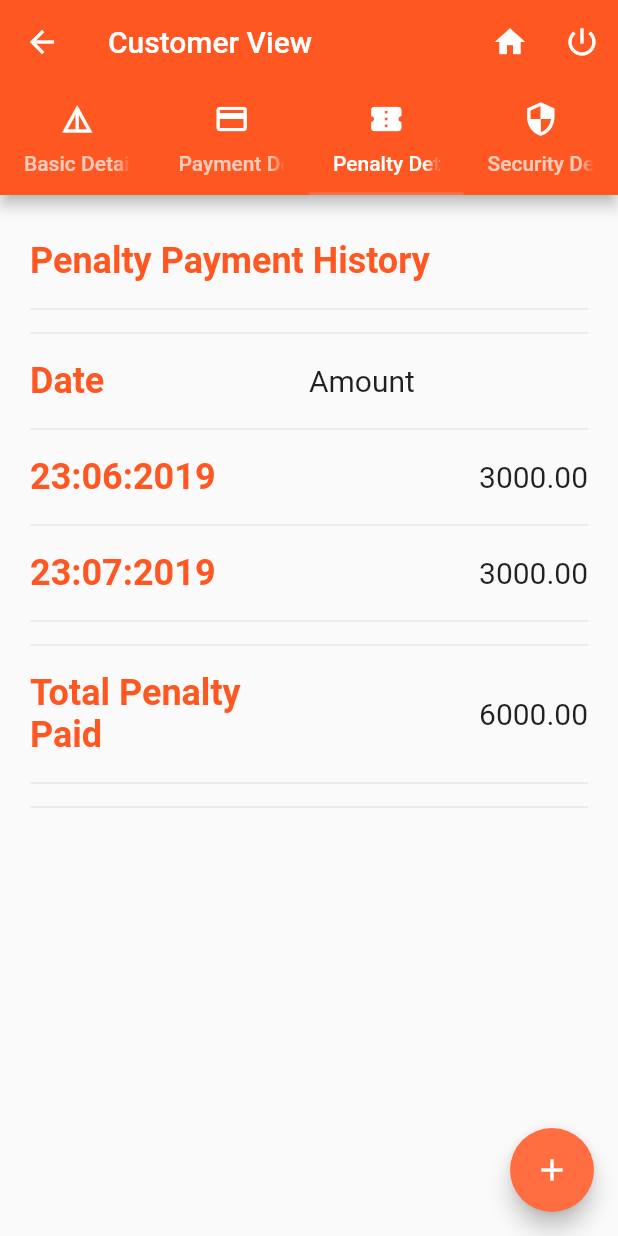
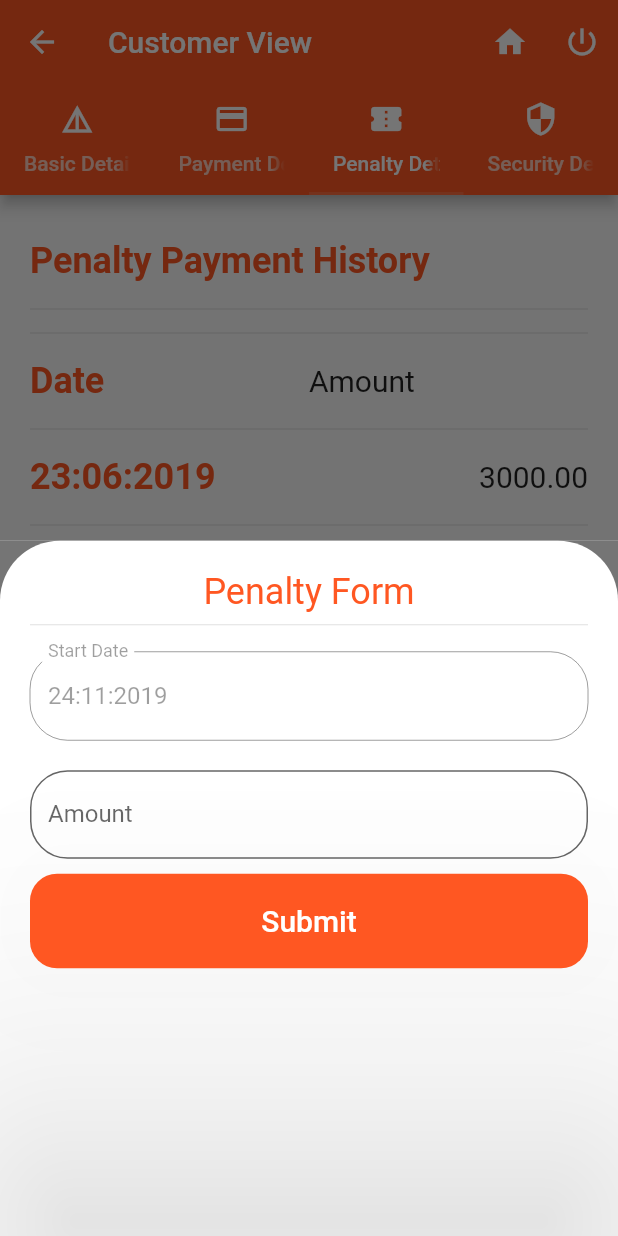
Before and after one commit to pamrulla/TrackingCollectionsFlutter, a Flutter app: the CustomerViewScreen screen opened directly, tab 3 chosen, after a tap on the "add" icon, on a phone screen of 412 x 824 dp. Run offline on Flutter 3.47's test engine with Material 2 defaults, Android fonts, the phone set to English and light mode, and no system bars; our stand-ins replace image_picker.

Commit message:
Updated with more ui improvements

```diff
--- a/lib/models/customer.dart
+++ b/lib/models/customer.dart
@@ -50,3 +50,8 @@ class CustomerSecurity {
   int id;
   int security;
 }
+
+class Transaction {
+  String date;
+  double amount;
+}
--- /dev/null
+++ b/lib/screens/amount_recieve_bottom_screen.dart
@@ -0,0 +1,130 @@
+import 'package:flutter/material.dart';
+import 'package:tracking_collections/components/custom_text_from_field.dart';
+import 'package:tracking_collections/components/myRaisedButton.dart';
+import 'package:tracking_collections/models/customer.dart';
+import 'package:tracking_collections/utils/utils.dart';
+
+class AmountRecieveBottomScreen extends StatefulWidget {
+  final String title;
+  AmountRecieveBottomScreen(this.title);
+
+  @override
+  _AmountRecieveBottomScreenState createState() =>
+      _AmountRecieveBottomScreenState();
+}
+
+class _AmountRecieveBottomScreenState extends State<AmountRecieveBottomScreen> {
+  GlobalKey<FormState> _formKey = GlobalKey<FormState>();
+  FocusNode _focusNodeDate = FocusNode();
+  TextEditingController _textEditingControllerDate = TextEditingController();
+  FocusNode _focusNodeAmount = FocusNode();
+  TextEditingController _textEditingControllerAmount = TextEditingController();
+
+  Transaction trans = Transaction();
+
+  @override
+  void initState() {
+    super.initState();
+    _textEditingControllerDate.text = Utils.getTodayDate();
+    trans.amount = 0;
+    trans.date = "";
+  }
+
+  @override
+  Widget build(BuildContext context) {
+    return Container(
+      color: Color(0xff757575),
+      child: Container(
+        decoration: BoxDecoration(
+          color: Colors.white,
+          borderRadius: BorderRadius.only(
+            topLeft: Radius.circular(40.0),
+            topRight: Radius.circular(40.0),
+          ),
+        ),
+        child: Padding(
+          padding: const EdgeInsets.all(20.0),
+          child: Column(
+            children: [
+              Expanded(
+                child: SingleChildScrollView(
+                  child: Center(
+                    child: Form(
+                      key: _formKey,
+                      child: Column(
+                        crossAxisAlignment: CrossAxisAlignment.stretch,
+                        children: <Widget>[
+                          Text(
+                            widget.title,
+                            style:
+                                Theme.of(context).textTheme.headline.copyWith(
+                                      color: Theme.of(context).primaryColor,
+                                    ),
+                            textAlign: TextAlign.center,
+                          ),
+                          Divider(),
+                          CustomTextFromField(
+                            focusNode: _focusNodeDate,
+                            icon: Icons.verified_user,
+                            hintText: 'Start Date',
+                            validator: (value) {
+                              if (value.isEmpty) {
+                                return 'Date should not be empty';
+                              }
+                              return null;
+                            },
+                            controller: _textEditingControllerDate,
+                            onSaved: (val) {
+                              trans.date = val;
+                            },
+                            textInputAction: TextInputAction.next,
+                            onFieldSubmitted: (term) {
+                              Utils.fieldFocusChange(
+                                  context, _focusNodeDate, _focusNodeAmount);
+                            },
+                            enabled: false,
+                          ),
+                          CustomTextFromField(
+                            focusNode: _focusNodeAmount,
+                            icon: Icons.verified_user,
+                            hintText: 'Amount',
+                            validator: (value) {
+                              if (value.isEmpty) {
+                                return 'Amount should not be empty';
+                              } else if (!Utils.isNumeric(value)) {
+                                return 'Amount is invalid';
+                              }
+                              return null;
+                            },
+                            controller: _textEditingControllerAmount,
+                            onSaved: (val) {
+                              trans.amount = double.parse(val);
+                            },
+                            textInputAction: TextInputAction.done,
+                            onFieldSubmitted: (term) {
+                              Utils.closeKeyboard(context);
+                            },
+                            keyboardType: TextInputType.number,
+                          ),
+                          MyRaisedButton(
+                            name: 'Submit',
+                            onPressed: () {
+                              if (_formKey.currentState.validate()) {
+                                _formKey.currentState.save();
+                                Navigator.pop(context, trans);
+                              }
+                            },
+                          ),
+                        ],
+                      ),
+                    ),
+                  ),
+                ),
+              ),
+            ],
+          ),
+        ),
+      ),
+    );
+  }
+}
--- a/lib/screens/customer_view_screen.dart
+++ b/lib/screens/customer_view_screen.dart
@@ -2,6 +2,8 @@ import 'package:flutter/material.dart';
 import 'package:tracking_collections/components/appbar_title_with_subtitle.dart';
 import 'package:tracking_collections/components/goto_home_widget.dart';
 import 'package:tracking_collections/components/logout_widget.dart';
+import 'package:tracking_collections/models/customer.dart';
+import 'package:tracking_collections/screens/amount_recieve_bottom_screen.dart';
 
 class CustomerViewScreen extends StatefulWidget {
   @override
@@ -11,6 +13,7 @@ class CustomerViewScreen extends StatefulWidget {
 class _CustomerViewScreenState extends State<CustomerViewScreen>
     with SingleTickerProviderStateMixin {
   TabController _controller;
+  final globalKey = GlobalKey<ScaffoldState>();
 
   @override
   void initState() {
@@ -261,9 +264,12 @@ class _CustomerViewScreenState extends State<CustomerViewScreen>
   }
 
   Widget getFloatingActionButton() {
+    print(_controller.index);
     if (_controller.index == 1 || _controller.index == 2) {
       return FloatingActionButton(
-        onPressed: () {},
+        onPressed: () {
+          viewDurationBottomSheet(context);
+        },
         child: Icon(Icons.add),
         backgroundColor: Theme.of(context).accentColor,
       );
@@ -275,6 +281,7 @@ class _CustomerViewScreenState extends State<CustomerViewScreen>
   @override
   Widget build(BuildContext context) {
     return Scaffold(
+      key: globalKey,
       appBar: AppBar(
         bottom: TabBar(
           controller: _controller,
@@ -319,8 +326,33 @@ class _CustomerViewScreenState extends State<CustomerViewScreen>
   }
 
   void _handleTabSelection() {
-    if (_controller.indexIsChanging) {
-      setState(() {});
+    setState(() {});
+  }
+
+  void viewDurationBottomSheet(BuildContext context) async {
+    Transaction trans = await showModalBottomSheet(
+      context: context,
+      builder: (context) {
+        String title =
+            (_controller.index == 1) ? 'Payment Form' : 'Penalty Form';
+        return AmountRecieveBottomScreen(title);
+      },
+    );
+    if (trans == null) {
+      return;
+    } else {
+      String content = 'Transaction added on ' +
+          trans.date +
+          ' for amount Rs. ' +
+          trans.amount.toString();
+      final snackBar = SnackBar(
+        content: Text(
+          content,
+          textAlign: TextAlign.center,
+        ),
+        backgroundColor: Colors.green,
+      );
+      globalKey.currentState.showSnackBar(snackBar);
     }
   }
 }
```
Also changed, not shown: lib/components/bottom_navigation_bar.dart (added, +27 -0 lines), lib/components/customer_basic_details_form.dart (+12 -19 lines), lib/components/customer_document_form.dart (+6 -19 lines), lib/components/customer_lending_info_form.dart (+8 -21 lines), lib/screens/add_customer_screen.dart (+29 -5 lines), lib/screens/login_screen.dart (+7 -4 lines), lib/screens/main_screen.dart (+5 -2 lines), lib/screens/new_line_screen.dart (+9 -11 lines).
